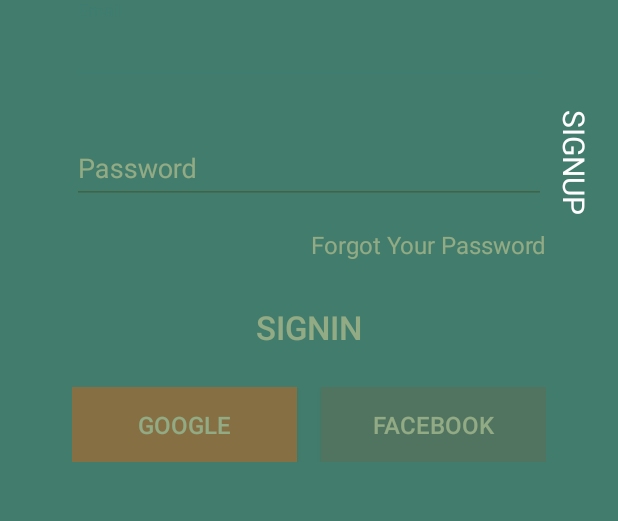
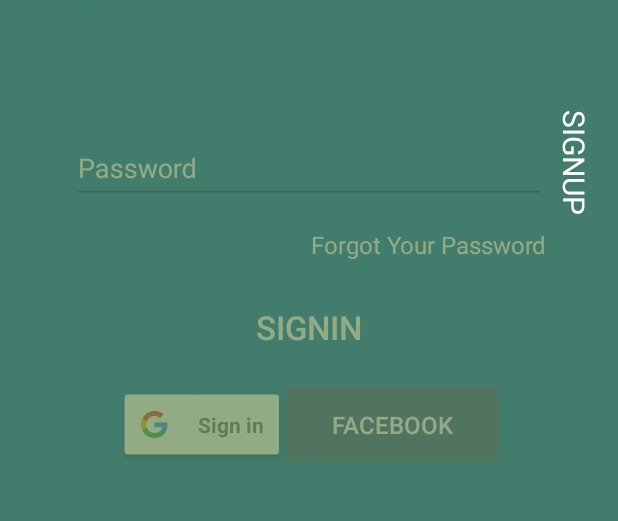
Before and after one commit to banyanandroid/AwesomeBusiness, an Android app: the Activity_Login screen opened directly, with no data from a screen before it, on a phone screen of 412 x 824 dp, the part 456-977 px from its top. Run offline under Robolectric (Android 15) with nearby library versions, the light colour scheme and no system bars; libraries missing offline, so code that uses them is left out: android.support.percent; plain views replace PercentRelativeLayout; 6 statements that could not run were skipped.

Commit message:
28th July (Google Login Integration)

```diff
--- a/app/build.gradle
+++ b/app/build.gradle
@@ -45,7 +45,10 @@
     compile 'com.android.support:percent:25.3.1'
     compile 'com.github.bumptech.glide:glide:3.7.0'
     compile 'com.aromajoin.library:actionsheet:0.0.2' //Action Sheet
-    compile 'com.android.support:cardview-v7:25.1.0'  //Card View
+    compile 'com.android.support:cardview-v7:25.3.1'  //Card View
+
+    compile 'com.google.android.gms:play-services-auth:10.2.6'
 
     compile files('libs/gcm.jar')
 }
+apply plugin: 'com.google.gms.google-services'
--- a/app/src/main/java/banyan/com/awesomebusiness/activity/Activity_Login.java
+++ b/app/src/main/java/banyan/com/awesomebusiness/activity/Activity_Login.java
@@ -1,12 +1,15 @@
 package banyan.com.awesomebusiness.activity;
 
+import android.app.ProgressDialog;
 import android.content.Intent;
 import android.content.res.AssetManager;
 import android.graphics.Typeface;
 import android.os.Bundle;
+import android.support.annotation.NonNull;
 import android.support.percent.PercentLayoutHelper;
 import android.support.percent.PercentRelativeLayout;
 import android.support.v7.app.AppCompatActivity;
+import android.util.Log;
 import android.view.View;
 import android.view.animation.Animation;
 import android.view.animation.AnimationUtils;
@@ -14,6 +17,16 @@
 import android.widget.LinearLayout;
 import android.widget.TextView;
 import android.widget.Toast;
+
+import com.bumptech.glide.Glide;
+import com.bumptech.glide.load.engine.DiskCacheStrategy;
+import com.google.android.gms.auth.api.Auth;
+import com.google.android.gms.auth.api.signin.GoogleSignInAccount;
+import com.google.android.gms.auth.api.signin.GoogleSignInOptions;
+import com.google.android.gms.auth.api.signin.GoogleSignInResult;
+import com.google.android.gms.common.ConnectionResult;
+import com.google.android.gms.common.SignInButton;
+import com.google.android.gms.common.api.GoogleApiClient;
 
 import java.util.Locale;
 
@@ -23,7 +36,8 @@
  * Created by Jo on 22/07/2017.
  */
 
-public class Activity_Login extends AppCompatActivity {
+public class Activity_Login extends AppCompatActivity implements View.OnClickListener,
+        GoogleApiClient.OnConnectionFailedListener {
 
     private TextView tvSignupInvoker;
     private LinearLayout llSignup;
@@ -32,7 +46,15 @@
     private Button btnSignup;
     private Button btnSignin;
 
-    Button btn_gplus, btn_fb;
+    private static final String TAG = Activity_Login.class.getSimpleName();
+    private static final int RC_SIGN_IN = 100;
+
+
+    private GoogleApiClient mGoogleApiClient;
+
+    private SignInButton btn_GoogleSignIn;
+
+    Button  btn_fb;
 
     @Override
     protected void onCreate(Bundle savedInstanceState) {
@@ -42,14 +64,27 @@
         tvSignupInvoker = (TextView) findViewById(R.id.tvSignupInvoker);
         tvSigninInvoker = (TextView) findViewById(R.id.tvSigninInvoker);
 
+        btn_GoogleSignIn = (SignInButton) findViewById(R.id.sign_in_button);
+        btn_GoogleSignIn.setSize(SignInButton.SIZE_STANDARD);
+
         btnSignup = (Button) findViewById(R.id.btnSignup);
         btnSignin = (Button) findViewById(R.id.btnSignin);
-        btn_gplus = (Button) findViewById(R.id.btnSignin_gplus);
+
         btn_fb = (Button) findViewById(R.id.btnSignin_fb);
 
         llSignup = (LinearLayout) findViewById(R.id.llSignup);
         llSignin = (LinearLayout) findViewById(R.id.llSignin);
 
+        findViewById(R.id.sign_in_button).setOnClickListener(this);
+
+        GoogleSignInOptions gso = new GoogleSignInOptions.Builder(GoogleSignInOptions.DEFAULT_SIGN_IN)
+                .requestEmail()
+                .build();
+
+        mGoogleApiClient = new GoogleApiClient.Builder(this)
+                .enableAutoManage(this /* FragmentActivity */, this /* OnConnectionFailedListener */)
+                .addApi(Auth.GOOGLE_SIGN_IN_API, gso)
+                .build();
 
         tvSignupInvoker.setOnClickListener(new View.OnClickListener() {
             @Override
@@ -65,6 +100,8 @@
             }
         });
         showSigninForm();
+
+
 
         btnSignup.setOnClickListener(new View.OnClickListener() {
             @Override
@@ -87,7 +124,83 @@
 
             }
         });
+
     }
+
+    private void signIn() {
+        Intent signInIntent = Auth.GoogleSignInApi.getSignInIntent(mGoogleApiClient);
+        startActivityForResult(signInIntent, RC_SIGN_IN);
+    }
+
+     /* private void handleSignInResult(GoogleSignInResult result) {
+        Log.d(TAG, "handleSignInResult:" + result.isSuccess());
+        if (result.isSuccess()) {
+            // Signed in successfully, show authenticated UI.
+            GoogleSignInAccount acct = result.getSignInAccount();
+            mStatusTextView.setText(getString(R.string.signed_in_fmt, acct.getDisplayName()));
+            updateUI(true);
+        } else {
+            // Signed out, show unauthenticated UI.
+            updateUI(false);
+        }
+    }
+*/
+
+    private void handleSignInResult(GoogleSignInResult result) {
+        Log.d(TAG, "handleSignInResult:" + result.isSuccess());
+        if (result.isSuccess()) {
+
+            GoogleSignInAccount acct = result.getSignInAccount();
+
+            Log.e(TAG, "display name: " + acct.getDisplayName());
+
+            String personName = acct.getDisplayName();
+            try {
+                String personPhotoUrl = acct.getPhotoUrl().toString();
+            }catch (Exception e) {
+            }
+            String email = acct.getEmail();
+            Toast.makeText(getApplicationContext(), "Name : " +personName + "Email : "+ email , Toast.LENGTH_LONG).show();
+            Log.e(TAG, "Name: " + personName + ", email: " + email
+                    + ", Image: ");
+
+
+        } else {
+
+            Toast.makeText(getApplicationContext(), "Oops..! Something Wrong....", Toast.LENGTH_LONG).show();
+
+        }
+    }
+
+    @Override
+    public void onClick(View v) {
+        switch (v.getId()) {
+            case R.id.sign_in_button:
+                Toast.makeText(getApplicationContext(), "Logging in via Google", Toast.LENGTH_LONG).show();
+                signIn();
+                break;
+            // ...
+        }
+    }
+
+    @Override
+    public void onActivityResult(int requestCode, int resultCode, Intent data) {
+        super.onActivityResult(requestCode, resultCode, data);
+
+        // Result returned from launching the Intent from GoogleSignInApi.getSignInIntent(...);
+        if (requestCode == RC_SIGN_IN) {
+            GoogleSignInResult result = Auth.GoogleSignInApi.getSignInResultFromIntent(data);
+            handleSignInResult(result);
+        }
+    }
+
+    @Override
+    public void onConnectionFailed(@NonNull ConnectionResult connectionResult) {
+        // An unresolvable error has occurred and Google APIs (including Sign-In) will not
+        // be available.
+        Log.d(TAG, "onConnectionFailed:" + connectionResult);
+    }
+
 
     private void showSignupForm() {
         PercentRelativeLayout.LayoutParams paramsLogin = (PercentRelativeLayout.LayoutParams) llSignin.getLayoutParams();
@@ -133,4 +246,6 @@
     }
 
 
+
+
 }
--- a/app/src/main/res/layout/layout_signin.xml
+++ b/app/src/main/res/layout/layout_signin.xml
@@ -70,17 +70,10 @@
         android:orientation="horizontal"
         android:weightSum="2">
 
-        <Button
-            android:id="@+id/btnSignin_gplus"
-            android:layout_width="80dp"
-            android:layout_height="50dp"
-            android:layout_weight="1"
-            android:background="#dd4b39"
-            android:gravity="center"
-            android:layout_marginRight="@dimen/activity_horizontal_margin"
-            android:text="Google"
-            android:textColor="#FFF"
-            android:textSize="16sp" />
+        <com.google.android.gms.common.SignInButton
+            android:id="@+id/sign_in_button"
+            android:layout_width="wrap_content"
+            android:layout_height="wrap_content" />
 
         <Button
             android:id="@+id/btnSignin_fb"
--- a/build.gradle
+++ b/build.gradle
@@ -6,7 +6,7 @@
     }
     dependencies {
         classpath 'com.android.tools.build:gradle:2.3.3'
-
+        classpath 'com.google.gms:google-services:3.0.0'
         // NOTE: Do not place your application dependencies here; they belong
         // in the individual module build.gradle files
     }
```
Also changed, not shown: app/src/main/java/banyan/com/awesomebusiness/activity/Activity_BusinessProfile.java (+18 -1 lines), app/src/main/java/banyan/com/awesomebusiness/activity/Activity_FranchiseProfile.java (+19 -1 lines), app/src/main/java/banyan/com/awesomebusiness/activity/Activity_InvestorProfile.java (+19 -1 lines), app/src/main/res/layout/activity_business_profile.xml (+14 -23 lines), app/src/main/res/layout/activity_franchise_profile.xml (+0 -8 lines), app/src/main/res/layout/activity_investor_profile.xml (+4 -9 lines).
